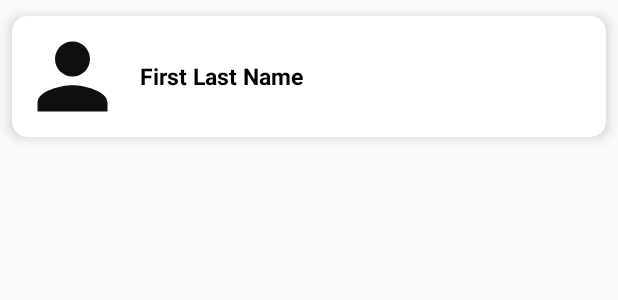
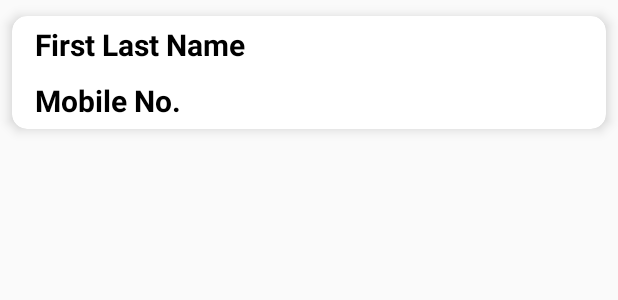
Before and after one commit to omdeep1990/Room-Database-App, an Android app: the layout custom_profile_item.xml on its own in the app's theme, with its tools: preview values and no code run, on a phone screen of 412 x 824 dp. Shown: the top 300 px of the screen. Run offline under Robolectric (Android 15) with nearby library versions, the phone set to English and light mode, and no system bars.

Commit message:
Room Database app, remaining update task

```diff
--- a/app/src/main/java/com/omdeep/roomdatabaseapp/CustomListAdapterForRoomListview.java
+++ b/app/src/main/java/com/omdeep/roomdatabaseapp/CustomListAdapterForRoomListview.java
@@ -6,6 +6,8 @@ import android.view.View;
 import android.view.ViewGroup;
 import android.widget.BaseAdapter;
 import android.widget.TextView;
+
+import org.w3c.dom.Text;
 
 import java.util.List;
 
@@ -36,8 +38,11 @@ public class CustomListAdapterForRoomListview extends BaseAdapter {
     public View getView(int position, View convertView, ViewGroup parent) {
         convertView = LayoutInflater.from(context).inflate(R.layout.list_adapter, parent, false);
         TextView tvName = convertView.findViewById(R.id.item_name);
+        TextView tvMobile = convertView.findViewById(R.id.item_mobile);
         User data = list.get(position);
         tvName.setText(data.getFirstName()+" "+data.getLastName());
+        tvMobile.setText(data.getMobileNumber());
+
 
         return convertView;
     }
--- a/app/src/main/res/layout/custom_profile_item.xml
+++ b/app/src/main/res/layout/custom_profile_item.xml
@@ -13,23 +13,36 @@
     android:layout_height="wrap_content"
     android:layout_margin="5dp"
     >
-    <ImageView
-        android:layout_width="70dp"
-        android:layout_height="70dp"
-        android:id="@+id/item_image_view"
-        android:src="@drawable/ic_profile"
-        />
+<!--    <ImageView-->
+<!--        android:layout_width="70dp"-->
+<!--        android:layout_height="70dp"-->
+<!--        android:id="@+id/item_image_view"-->
+<!--        android:src="@drawable/ic_profile"-->
+<!--        />-->
     <TextView
         android:layout_width="match_parent"
         android:layout_height="wrap_content"
-        android:id="@+id/item_name"
+        android:id="@+id/item_name1"
         android:text="First Last Name"
-        android:textSize="15dp"
+        android:textSize="20dp"
         android:textStyle="bold"
         android:textColor="@color/black"
-        android:layout_toRightOf="@id/item_image_view"
+        android:layout_below="@id/item_name1"
+        android:layout_marginLeft="10dp"
+        />
+
+    <TextView
+        android:layout_width="match_parent"
+        android:layout_height="wrap_content"
+        android:id="@+id/item_mobile1"
+        android:layout_below="@id/item_name1"
+        android:text="Mobile No."
+        android:textSize="20dp"
+        android:textStyle="bold"
+        android:textColor="@color/black"
         android:layout_centerVertical="true"
         android:layout_marginLeft="10dp"
+        android:layout_marginTop="10dp"
         />
 </RelativeLayout>
 </androidx.cardview.widget.CardView>
--- a/app/src/main/res/menu/profile_context_menu.xml
+++ b/app/src/main/res/menu/profile_context_menu.xml
@@ -2,10 +2,10 @@
 <menu xmlns:android="http://schemas.android.com/apk/res/android">
     <item
         android:id="@+id/item_delete_record"
-        android:title="Delete Profile"
+        android:title="Delete Record"
         />
     <item
         android:id="@+id/item_update_record"
-        android:title="Update Profile"
+        android:title="Update Record"
         />
 </menu>
```
Also changed, not shown: app/src/main/java/com/omdeep/roomdatabaseapp/MainActivity.java (+34 -34 lines), app/src/main/java/com/omdeep/roomdatabaseapp/UserInputActivity.java (+1 -81 lines), app/src/main/res/layout/list_adapter.xml (+16 -1 lines).
